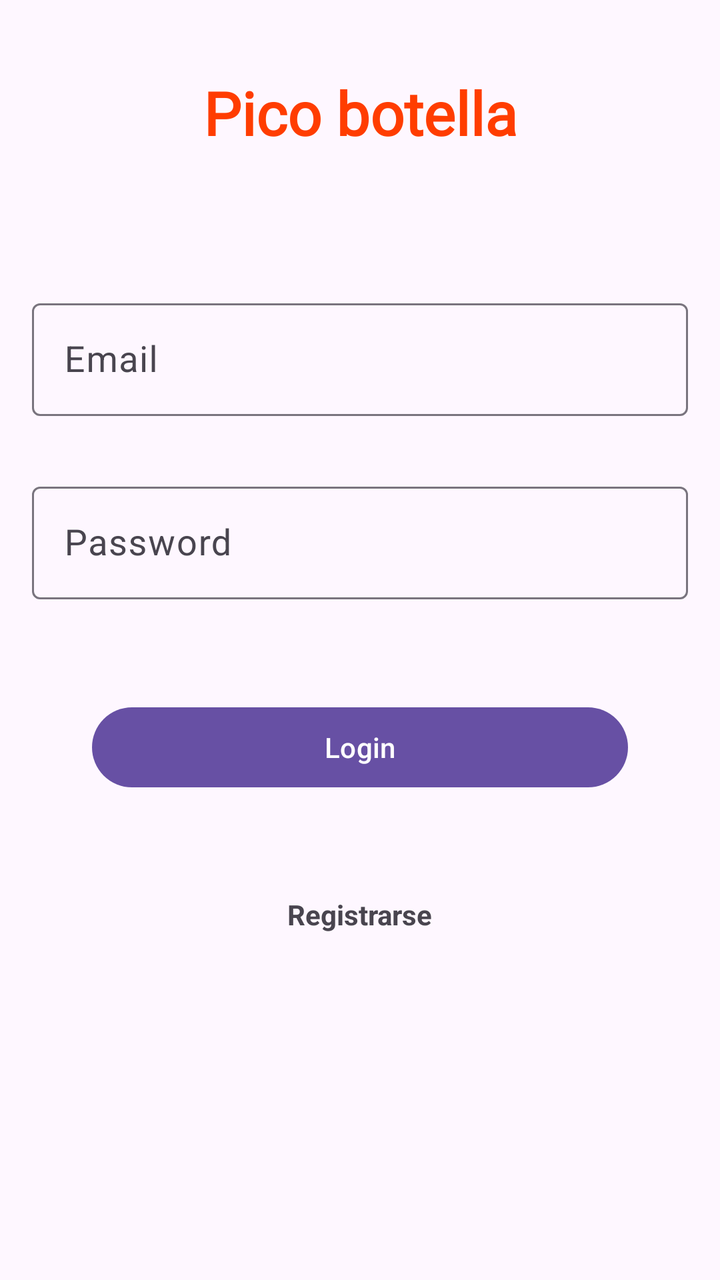
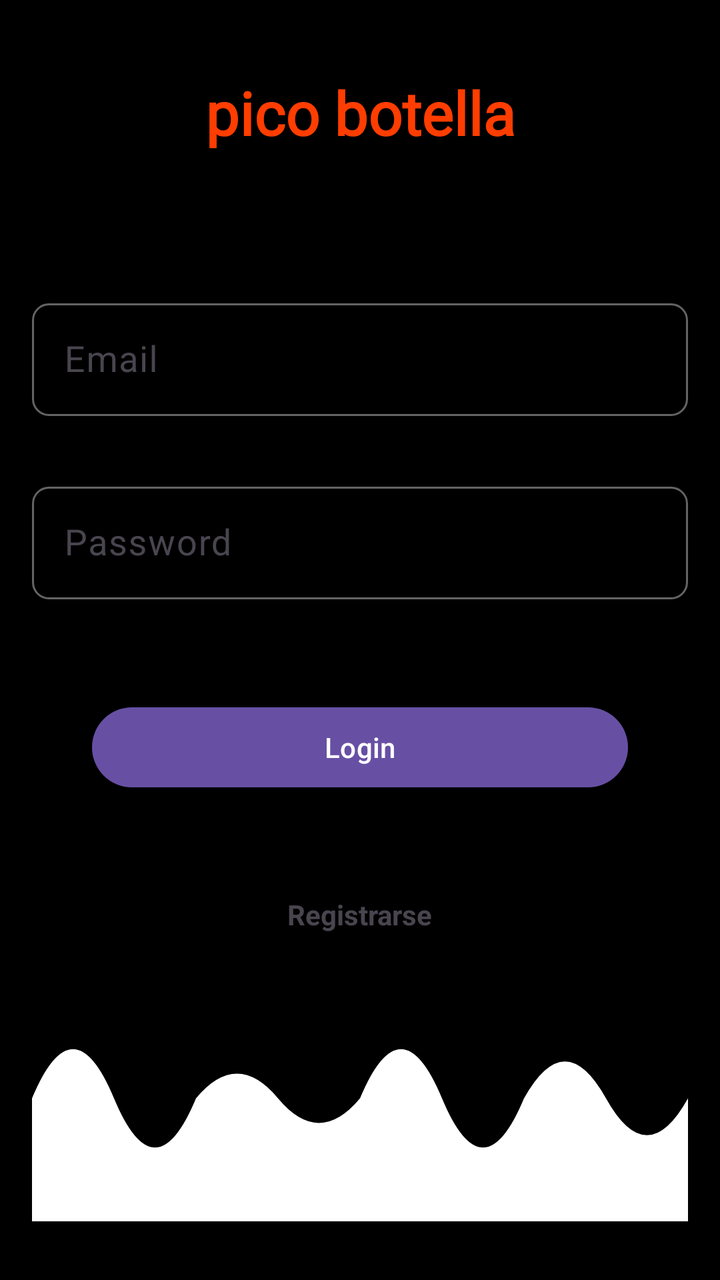

Before-and-after screenshots of an Android layout around one commit, followed by the original layout XML and the change that was made.
<!-- AndroidManifest.xml: application theme Theme.EquipoUno -->
<!-- res/layout/fragment_login.xml -->
<?xml version="1.0" encoding="utf-8"?>
<layout xmlns:android="http://schemas.android.com/apk/res/android"
    xmlns:tools="http://schemas.android.com/tools"
    xmlns:app="http://schemas.android.com/apk/res-auto">

    <androidx.constraintlayout.widget.ConstraintLayout
        android:layout_width="match_parent"
        android:layout_height="match_parent"
        android:padding="16dp"
        tools:context=".views.fragment.LoginFragment">

        <TextView
            android:id="@+id/tvTitleLogin"
            android:layout_width="wrap_content"
            android:layout_height="wrap_content"
            android:text="@string/title"
            android:textSize="30sp"
            android:textStyle="bold"
            android:padding="20dp"
            android:fontFamily="@font/stylish_regular"
            android:layout_marginBottom="50dp"
            android:textColor="@color/challengeFragmentTitle"
            app:layout_constraintEnd_toEndOf="parent"
            app:layout_constraintStart_toStartOf="parent"
            app:layout_constraintTop_toTopOf="parent"
            app:layout_constraintBottom_toTopOf="@+id/tilEmail" />

        <com.google.android.material.textfield.TextInputLayout
            android:id="@+id/tilEmail"
            android:layout_width="match_parent"
            android:layout_height="wrap_content"
            app:hintEnabled="true"
            app:layout_constraintEnd_toEndOf="parent"
            app:layout_constraintStart_toStartOf="parent"
            app:layout_constraintBottom_toTopOf="@+id/tilPass">

            <EditText
                android:id="@+id/etEmail"
                android:layout_width="match_parent"
                android:layout_height="wrap_content"
                android:inputType="textEmailAddress"
                android:hint="Email"
                android:textColorHint="@android:color/darker_gray"
                android:padding="16dp"
                android:textSize="18sp" />
        </com.google.android.material.textfield.TextInputLayout>

        <com.google.android.material.textfield.TextInputLayout
            android:id="@+id/tilPass"
            android:layout_width="match_parent"
            android:layout_height="wrap_content"
            app:hintEnabled="true"
            android:layout_marginTop="30dp"
            app:layout_constraintTop_toBottomOf="@+id/tilEmail"
            app:layout_constraintEnd_toEndOf="parent"
            app:layout_constraintStart_toStartOf="parent">

            <EditText
                android:id="@+id/etPass"
                android:layout_width="match_parent"
                android:layout_height="wrap_content"
                android:inputType="textPassword"
                android:hint="Password"
                android:textColorHint="@android:color/darker_gray"
                android:padding="16dp"
                android:textSize="18sp" />
        </com.google.android.material.textfield.TextInputLayout>

        <Button
            android:id="@+id/btnLogin"
            android:layout_width="match_parent"
            android:layout_height="wrap_content"
            android:text="Login"
            android:layout_marginHorizontal="30dp"
            android:layout_marginTop="50dp"
            app:layout_constraintTop_toBottomOf="@+id/tilPass"
            app:layout_constraintEnd_toEndOf="parent"
            app:layout_constraintStart_toStartOf="parent" />

        <TextView
            android:id="@+id/tvRegister"
            android:layout_width="wrap_content"
            android:layout_height="wrap_content"
            android:text="Registrarse"
            android:textStyle="bold"
            android:clickable="true"
            android:layout_marginTop="50dp"
            app:layout_constraintTop_toBottomOf="@+id/btnLogin"
            app:layout_constraintEnd_toEndOf="parent"
            app:layout_constraintStart_toStartOf="parent" />



    </androidx.constraintlayout.widget.ConstraintLayout>

</layout>
<!-- resources referenced by this layout -->
<resources>
  <color name="challengeFragmentTitle">#FF3D00</color>
  <string name="title">Pico botella</string>
  <style name="Theme.EquipoUno" parent="Base.Theme.EquipoUno" />
  <style name="Base.Theme.EquipoUno" parent="Theme.Material3.DayNight.NoActionBar">
          
          
      </style>
</resources>

<!-- the commit's change to res/layout/fragment_login.xml (unified diff, before → after) -->
@@ -7,13 +7,14 @@
         android:layout_width="match_parent"
         android:layout_height="match_parent"
         android:padding="16dp"
+        android:background="@color/black"
         tools:context=".views.fragment.LoginFragment">
 
         <TextView
             android:id="@+id/tvTitleLogin"
             android:layout_width="wrap_content"
             android:layout_height="wrap_content"
-            android:text="@string/title"
+            android:text="@string/title_lowercase"
             android:textSize="30sp"
             android:textStyle="bold"
             android:padding="20dp"
@@ -39,6 +40,7 @@
                 android:layout_width="match_parent"
                 android:layout_height="wrap_content"
                 android:inputType="textEmailAddress"
+                android:background="@drawable/input_background"
                 android:hint="Email"
                 android:textColorHint="@android:color/darker_gray"
                 android:padding="16dp"
@@ -60,6 +62,7 @@
                 android:layout_width="match_parent"
                 android:layout_height="wrap_content"
                 android:inputType="textPassword"
+                android:background="@drawable/input_background"
                 android:hint="Password"
                 android:textColorHint="@android:color/darker_gray"
                 android:padding="16dp"
@@ -90,7 +93,16 @@
             app:layout_constraintStart_toStartOf="parent" />
 
 
+        <ImageView
+            android:id="@+id/wave"
+            android:layout_width="0dp"
+            android:layout_height="150dp"
+            android:src="@drawable/wave_shape"
+            app:layout_constraintBottom_toBottomOf="parent"
+            app:layout_constraintEnd_toEndOf="parent"
+            app:layout_constraintStart_toStartOf="parent" />
 
     </androidx.constraintlayout.widget.ConstraintLayout>
 
+
 </layout>
<!-- resource entries referenced after the edit -->
@@ -1,8 +1,39 @@
 <!-- resources referenced by this layout -->
 <resources>
+  <color name="black">#FF000000</color>
   <color name="challengeFragmentTitle">#FF3D00</color>
-  <string name="title">Pico botella</string>
+  <!-- drawable input_background (drawable) -->
+  <shape xmlns:android="http://schemas.android.com/apk/res/android">
+      <solid android:color="@color/black" />
+      <corners android:radius="8dp" />
+      <stroke android:width="1dp" android:color="@color/gray" />
+  </shape>
+  <!-- drawable wave_shape (drawable) -->
+  <vector xmlns:android="http://schemas.android.com/apk/res/android"
+      android:width="400dp"
+      android:height="150dp"
+      android:viewportWidth="400"
+      android:viewportHeight="100">
+      <path
+          android:fillColor="#FFFFFF"
+          android:pathData="
+              M0,50
+              Q25,10 50,50
+              Q75,90 100,50
+              Q125,30 150,50
+              Q175,70 200,50
+              Q225,10 250,50
+              Q275,90 300,50
+              Q325,20 350,50
+              Q375,80 400,50
+              Q425,30 450,50
+              Q475,70 500,50
+              L500,100
+              L0,100 Z" />
+  </vector>
+  <string name="title_lowercase">pico botella</string>
   <style name="Theme.EquipoUno" parent="Base.Theme.EquipoUno" />
+  <color name="gray">#646464</color>
   <style name="Base.Theme.EquipoUno" parent="Theme.Material3.DayNight.NoActionBar">
           
           
